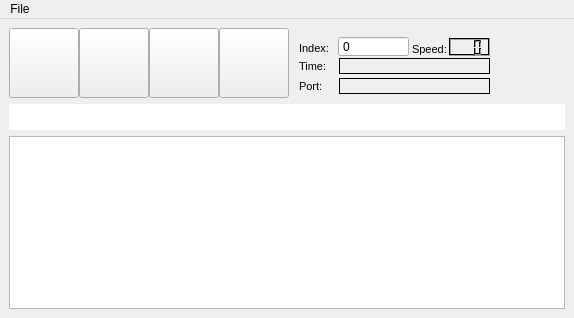
Qt form ruby/lib/vizkit/widgets/log_control/LogControl.ui (rock-core/gui-vizkit) before a commit.
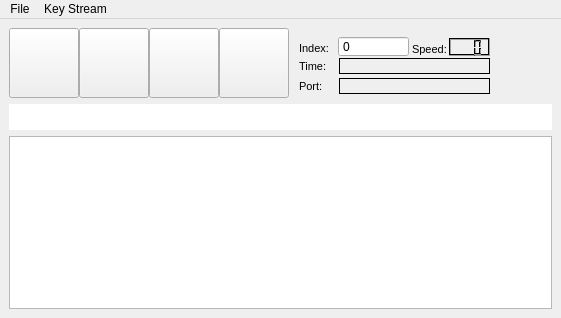
The same form after that commit. Icons and pictures are not drawn. Custom widgets are drawn as their Qt base class.

Commit message:
log_control: add support for key streams
if a key stream is selected one step is defined as one sample of the
key stream

Diff of the .ui file:
```diff
--- a/ruby/lib/vizkit/widgets/log_control/LogControl.ui
+++ b/ruby/lib/vizkit/widgets/log_control/LogControl.ui
@@ -6,7 +6,7 @@
    <rect>
     <x>0</x>
     <y>0</y>
-    <width>574</width>
+    <width>561</width>
     <height>318</height>
    </rect>
   </property>
@@ -522,7 +522,7 @@
     <rect>
      <x>0</x>
      <y>0</y>
-     <width>574</width>
+     <width>561</width>
      <height>25</height>
     </rect>
    </property>
@@ -534,7 +534,16 @@
     <addaction name="separator"/>
     <addaction name="actionQuit"/>
    </widget>
+   <widget class="QMenu" name="menuKey_Stream">
+    <property name="title">
+     <string>Key Stream</string>
+    </property>
+    <addaction name="separator"/>
+    <addaction name="actionNone"/>
+    <addaction name="actionCurrent_Port"/>
+   </widget>
    <addaction name="menuExport"/>
+   <addaction name="menuKey_Stream"/>
   </widget>
   <action name="actionQuit">
    <property name="text">
```
Left out of the diff: 19 changed lines with no effect on the pictures. The commit also changes 1 other file.
